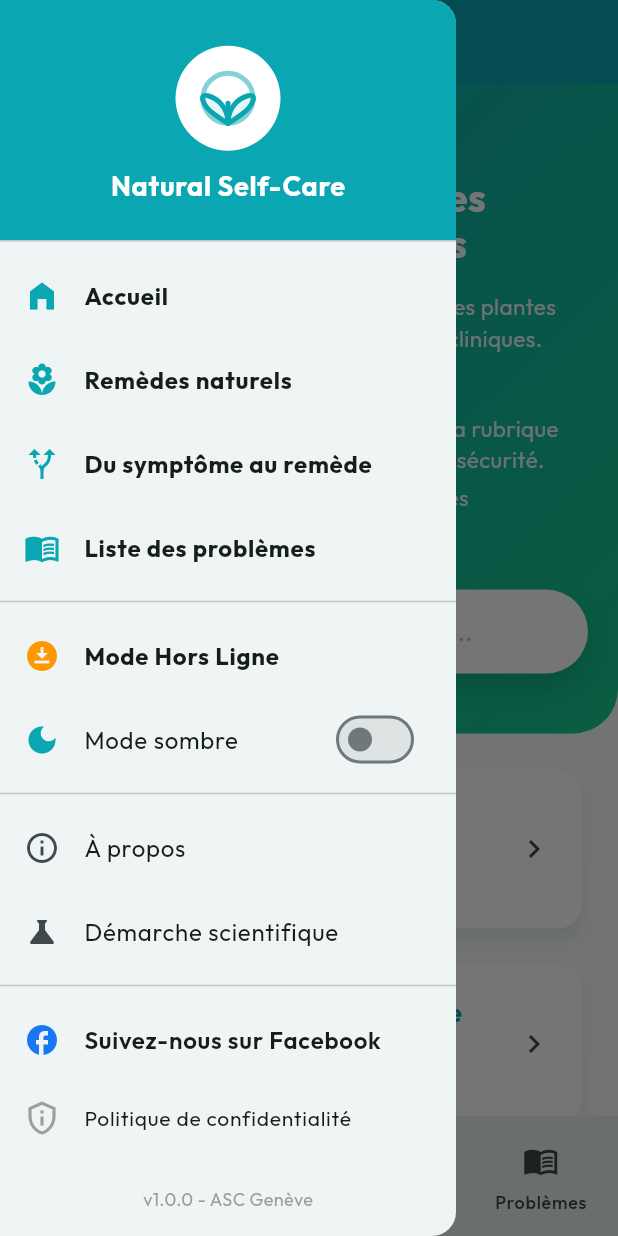
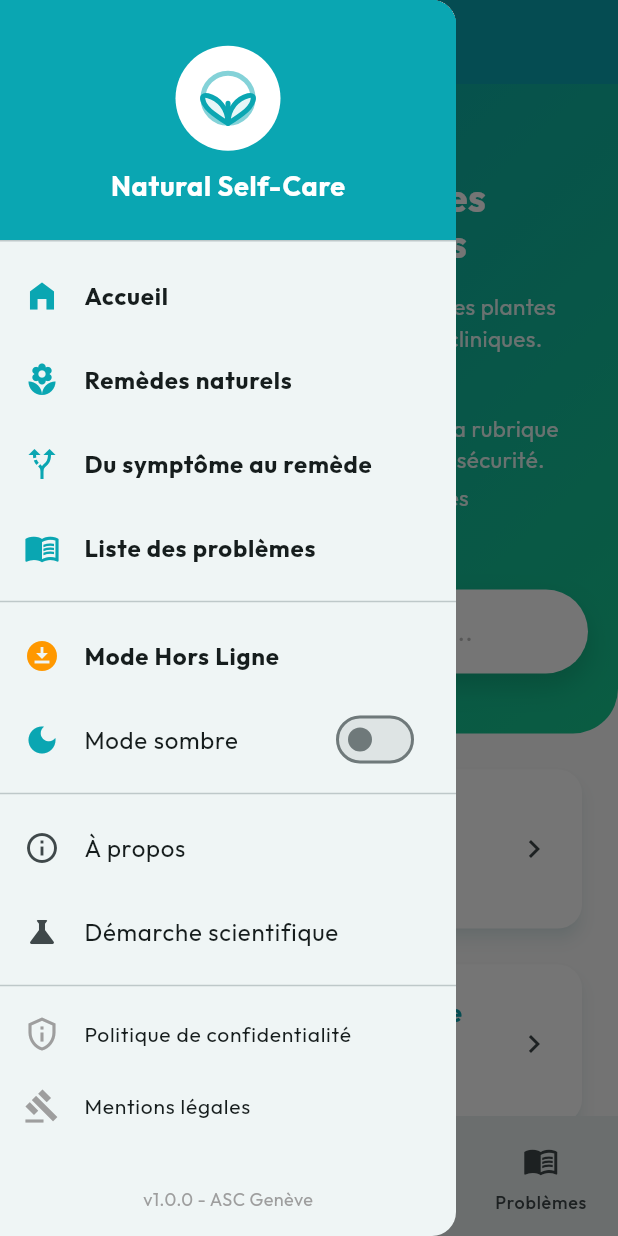
Before and after one commit to k-rossaints/natural_self_care_mobile, a Flutter app: the screen it shows after launch, with the side drawer open, on a phone screen of 412 x 824 dp. Run offline on Flutter 3.47's test engine with Material 3 defaults, Android fonts, the phone set to English and light mode, and no system bars; our stand-ins replace cached_network_image, connectivity_plus, dio, flutter_cache_manager, flutter_riverpod, flutter_svg and 5 more; network calls fail.

Commit message:
BG mail final v2

```diff
--- a/lib/screens/problems_index_screen.dart
+++ b/lib/screens/problems_index_screen.dart
@@ -98,7 +98,7 @@
                   child: TextField(
                     onChanged: _runFilter,
                     decoration: InputDecoration(
-                      hintText: "Rechercher (ex: Acné, Stress...)",
+                      hintText: "Rechercher (ex: acné, stress...)",
                       hintStyle: TextStyle(color: Theme.of(context).brightness == Brightness.dark ? AppTheme.darkTextSecondary : Colors.grey.shade400),
                       prefixIcon: Icon(Icons.search, color: Theme.of(context).brightness == Brightness.dark ? AppTheme.tealDark : AppTheme.teal1),
                       filled: false,
--- a/lib/widgets/main_drawer.dart
+++ b/lib/widgets/main_drawer.dart
@@ -135,12 +135,6 @@
                 const Divider(),
 
                 ListTile(
-                  leading: const Icon(Icons.facebook, color: Color(0xFF1877F2)),
-                  title: const Text('Suivez-nous sur Facebook', style: TextStyle(fontWeight: FontWeight.w600)),
-                  onTap: () => _launchURL('https://facebook.com/naturalselfcareweb'),
-                ),
-
-                ListTile(
                   leading: const Icon(Icons.privacy_tip_outlined, color: Colors.grey),
                   title: const Text('Politique de confidentialité', style: TextStyle(fontSize: 14)),
                   dense: true,
```
Also changed, not shown: lib/screens/methodology_screen.dart (+4 -4 lines).
